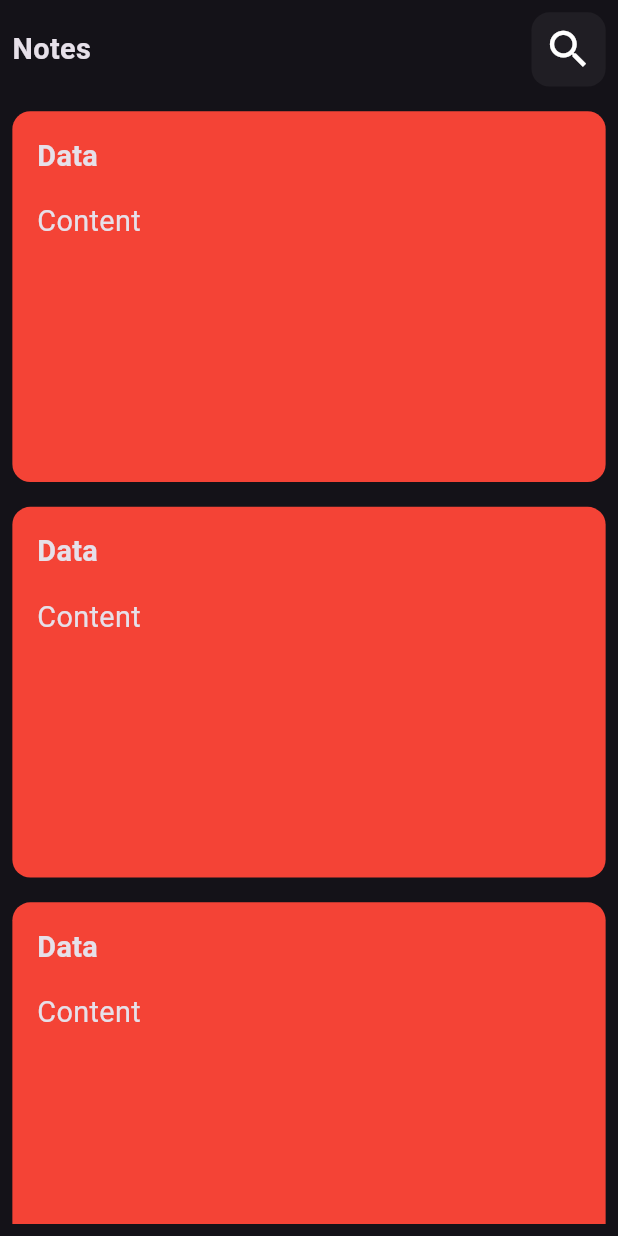
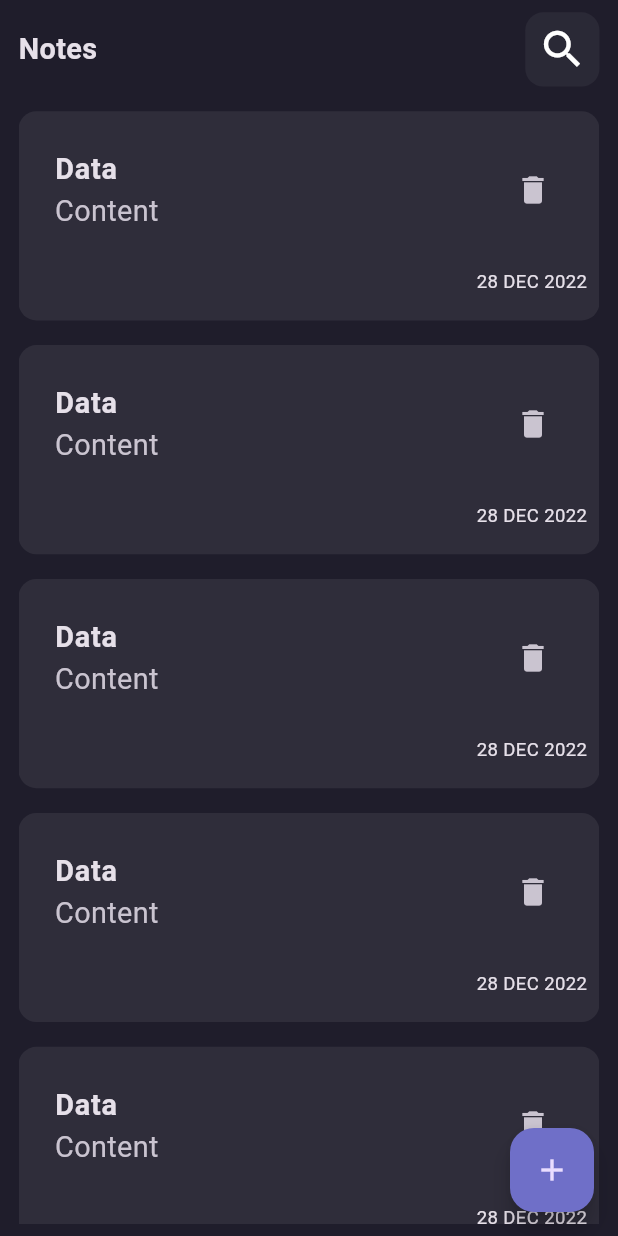
Before and after one commit to Anas-Nabih/Daily-Notes, a Flutter app: the screen it shows after launch, on a phone screen of 412 x 824 dp. Run offline on Flutter 3.47's test engine with Material 2 defaults, Android fonts, the phone set to English and light mode, and no system bars; our stand-ins replace sizer.

Commit message:
add colors class for prepare theme mode and handle ui

```diff
--- /dev/null
+++ b/lib/res/colors.dart
@@ -0,0 +1,6 @@
+import 'package:flutter/cupertino.dart';
+
+class MColors{
+  static const  Color kDarkModeBG = Color(0xff1f1d2b);
+  static const  Color kSecondaryColor = Color(0xff6f6fc8);
+}
--- a/lib/views/home/notes_view.dart
+++ b/lib/views/home/notes_view.dart
@@ -1,4 +1,5 @@
 import 'package:flutter/material.dart';
+import 'package:notes_app/res/colors.dart';
 import 'package:notes_app/widgets/notes_view_body.dart';
 
 class NotesView extends StatelessWidget {
@@ -6,8 +7,10 @@ class NotesView extends StatelessWidget {
 
   @override
   Widget build(BuildContext context) {
-    return const Scaffold(
-      body: SafeArea(child: NotesViewBody()),
+    return Scaffold(
+      backgroundColor: MColors.kDarkModeBG,
+      floatingActionButton: FloatingActionButton(backgroundColor: MColors.kSecondaryColor,child: const Icon(Icons.add),onPressed: (){},),
+      body: const SafeArea(child: NotesViewBody()),
     );
   }
 }
--- a/lib/widgets/note_item.dart
+++ b/lib/widgets/note_item.dart
@@ -10,18 +10,23 @@ class NoteItem extends StatelessWidget {
   Widget build(BuildContext context) {
     return Container(
       width: double.infinity,
-      height: 30.h,
-      padding: EdgeInsets.symmetric(vertical: 2.h,horizontal: 4.w),
+      padding: EdgeInsets.symmetric(
+          vertical: 2.h,horizontal: 2.w),
       decoration: BoxDecoration(
-          color: Colors.red,
+          color: Colors.white.withOpacity(0.07),
           borderRadius: BorderRadius.circular(12)
       ),
       child: Column(
         crossAxisAlignment: CrossAxisAlignment.start,
         children: [
-          Text("Data",style: TextStyle(fontSize: 14.sp,fontWeight: FontWeight.w600)),
+          ListTile(
+            title:Text("Data",style: TextStyle(fontSize: 14.sp,fontWeight: FontWeight.w600)),
+            subtitle: Text("Content",style: TextStyle(fontSize: 14.sp)),
+            trailing: GestureDetector(onTap: (){},child: Icon(Icons.delete)),
+          ),
           SizedBox(height: 2.h),
-          Text("Content",style: TextStyle(fontSize: 14.sp)),
+          Align(alignment: Alignment.bottomRight,
+              child: Text("28 DEC 2022",style: TextStyle(fontSize: 9.sp))),
 
         ],
       ),
--- a/lib/widgets/notes_view_body.dart
+++ b/lib/widgets/notes_view_body.dart
@@ -2,7 +2,6 @@ import 'package:flutter/cupertino.dart';
 import 'package:flutter/material.dart';
 import 'package:notes_app/widgets/note_item.dart';
 import 'package:notes_app/widgets/notes_app_bar.dart';
-import 'package:notes_app/widgets/search_icon.dart';
 import 'package:sizer/sizer.dart';
 
 class NotesViewBody extends StatelessWidget {
@@ -11,16 +10,19 @@ class NotesViewBody extends StatelessWidget {
   @override
   Widget build(BuildContext context) {
     return Container(
-      padding: EdgeInsets.symmetric(
-          vertical: 1.h,horizontal: 2.w),
+      padding: EdgeInsets.symmetric(vertical: 1.h,
+          horizontal: 3.w),
       child: Column(
         children: [
-         const NotesAppBar(),
+          const NotesAppBar(),
           SizedBox(height: 2.h),
-          Expanded(child: ListView.separated(
-            physics: BouncingScrollPhysics(),
-            separatorBuilder:
-              (context, index) => SizedBox(height: 2.h),itemCount: 4,itemBuilder: (context, index) => NoteItem(),))
+          Expanded(
+              child: ListView.separated(
+            // physics: BouncingScrollPhysics(),
+            separatorBuilder: (context, index) => SizedBox(height: 2.h),
+            itemCount: 8,
+            itemBuilder: (context, index) => const NoteItem(),
+          ))
         ],
       ),
     );
--- a/pubspec.yaml
+++ b/pubspec.yaml
@@ -35,6 +35,7 @@ dependencies:
   # Use with the CupertinoIcons class for iOS style icons.
   cupertino_icons: ^1.0.2
   sizer: ^2.0.15
+  flutter_svg: ^1.1.6
 
 dev_dependencies:
   flutter_test:
```
Also changed, not shown: pubspec.lock.
